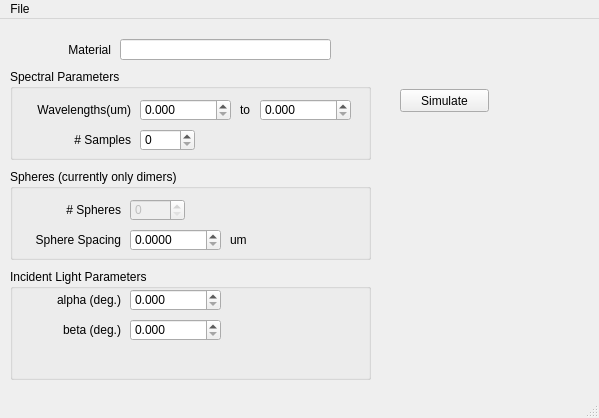
The window that mstm_guiwindow.ui (yael1991/mstm-gui) describes before a commit, drawn with Qt 5.
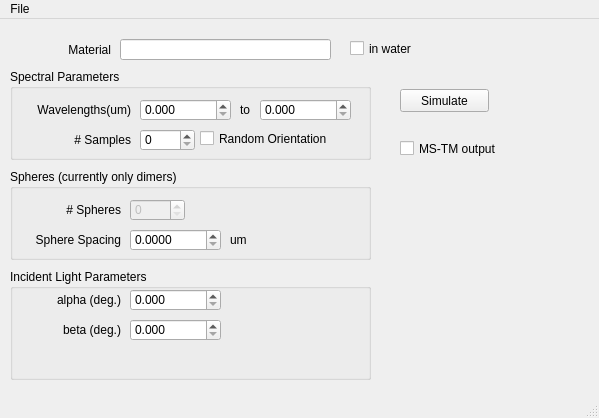
The same window after the commit.

```diff
--- a/mstm_guiwindow.ui
+++ b/mstm_guiwindow.ui
@@ -155,6 +155,19 @@
       <double>0.100000000000000</double>
      </property>
     </widget>
+    <widget class="QCheckBox" name="chkRandomOrientation">
+     <property name="geometry">
+      <rect>
+       <x>190</x>
+       <y>60</y>
+       <width>161</width>
+       <height>19</height>
+      </rect>
+     </property>
+     <property name="text">
+      <string>Random Orientation</string>
+     </property>
+    </widget>
    </widget>
    <widget class="QGroupBox" name="groupBox_2">
     <property name="geometry">
@@ -320,6 +333,32 @@
      </property>
     </widget>
    </widget>
+   <widget class="QCheckBox" name="chkShowOutput">
+    <property name="geometry">
+     <rect>
+      <x>400</x>
+      <y>120</y>
+      <width>131</width>
+      <height>19</height>
+     </rect>
+    </property>
+    <property name="text">
+     <string>MS-TM output</string>
+    </property>
+   </widget>
+   <widget class="QCheckBox" name="chkInWater">
+    <property name="geometry">
+     <rect>
+      <x>350</x>
+      <y>20</y>
+      <width>83</width>
+      <height>19</height>
+     </rect>
+    </property>
+    <property name="text">
+     <string>in water</string>
+    </property>
+   </widget>
   </widget>
   <widget class="QMenuBar" name="menubar">
    <property name="geometry">
```
Left out of the diff: 3 changed lines with no effect on the pictures.
